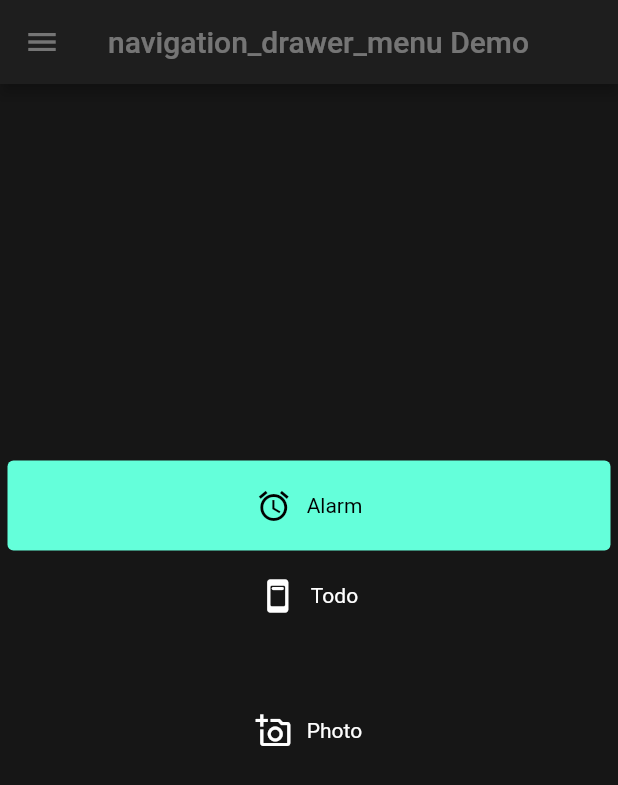
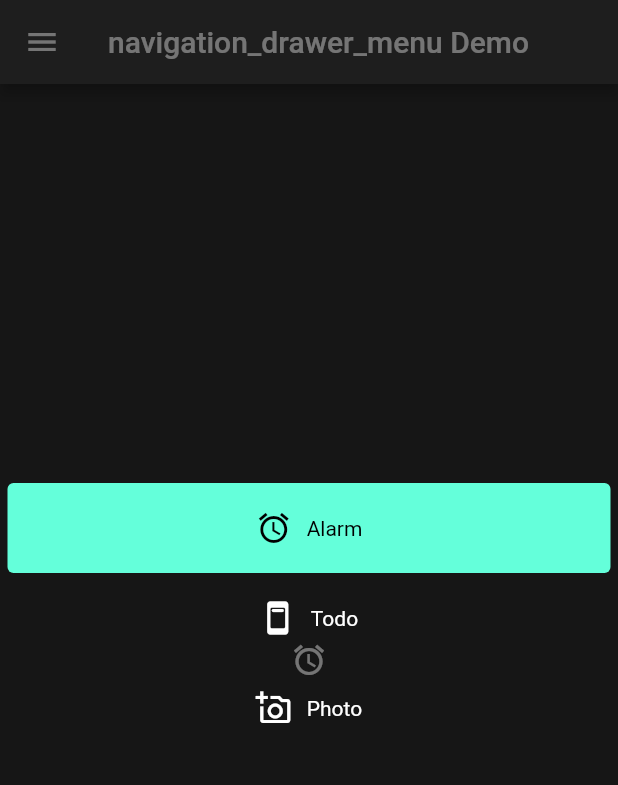
Before and after one commit to MelbourneDeveloper/navigation_drawer_menu, a Flutter app: the screen it shows after launch, with the side drawer open, on a phone screen of 412 x 824 dp. Shown: the top 785 px of the screen. Run offline on Flutter 3.47's test engine with Material 2 defaults, Android fonts, the phone set to English and light mode, and no system bars.

Commit message:
Get it compiling again

```diff
--- a/example/lib/main.dart
+++ b/example/lib/main.dart
@@ -1,5 +1,8 @@
 import 'package:flutter/material.dart';
+import 'package:navigation_drawer_menu/navigation_drawer.dart';
 import 'package:navigation_drawer_menu/navigation_drawer_menu.dart';
+import 'package:navigation_drawer_menu/navigation_drawer_menu_frame.dart';
+import 'package:navigation_drawer_menu/navigation_drawer_state.dart';
 
 enum MenuMode { Drawer, Thin, Thick }
 
@@ -7,17 +10,14 @@ const alarmValueKey = ValueKey('Alarm');
 const todoValueKey = ValueKey('Todo');
 const photoValueKey = ValueKey('Photo');
 
-final menuItems = [
-  MenuItemContent(
+final Map<Key, MenuItemContent> menuItems = {
+  alarmValueKey: MenuItemContent(
       MenuItemDefinition("Alarm", alarmValueKey, iconData: Icons.access_alarm)),
-  MenuItemContent(MenuItemDefinition("Todo", todoValueKey,
+  todoValueKey: MenuItemContent(MenuItemDefinition("Todo", todoValueKey,
       iconData: Icons.ad_units_rounded)),
-  MenuItemContent.widget(const SizedBox(
-    height: 30,
-  )),
-  MenuItemContent(MenuItemDefinition("Photo", photoValueKey,
+  photoValueKey: MenuItemContent(MenuItemDefinition("Photo", photoValueKey,
       iconData: Icons.add_a_photo_outlined))
-];
+};
 
 const minimumWidthForMenu = 500;
 const minimumWidthForThickMenu = 700;
@@ -35,35 +35,10 @@ class MyApp extends StatefulWidget {
   State<MyApp> createState() => _MyAppState();
 }
 
-extension on BuildContext {
-  MenuMode getMenuMode(bool isThin) {
-    final width = MediaQuery.of(this).size.width;
-    if (width > minimumWidthForThickMenu) {
-      return !isThin ? MenuMode.Thick : MenuMode.Thin;
-    }
-    if (width <= minimumWidthForMenu) {
-      return MenuMode.Drawer;
-    }
-    return MenuMode.Thin;
-  }
-}
-
 class _MyAppState extends State<MyApp> {
   final GlobalKey<ScaffoldState> _scaffoldKey = GlobalKey<ScaffoldState>();
-  final ValueKey<String> selectedMenuKey = alarmValueKey;
-  bool isThin = false;
-
-  void toggleDrawer(MenuMode menuMode) {
-    if (menuMode != MenuMode.Drawer) {
-      setState(() {});
-    } else {
-      if (_scaffoldKey.currentState!.isDrawerOpen) {
-        _scaffoldKey.currentState!.openEndDrawer();
-      } else {
-        _scaffoldKey.currentState!.openDrawer();
-      }
-    }
-  }
+  ValueKey<String> selectedMenuKey = alarmValueKey;
+  final NavigationDrawerState state = NavigationDrawerState();
 
   @override
   Widget build(BuildContext cont) {
@@ -76,7 +51,7 @@ class _MyAppState extends State<MyApp> {
             primaryColor: Colors.white,
             backgroundColor: Colors.black),
         home: Builder(builder: (context) {
-          if (context.getMenuMode(isThin) != MenuMode.Drawer) {
+          if (state.menuMode(cont) != MenuMode.Drawer) {
             _scaffoldKey.currentState?.openEndDrawer();
           }
 
@@ -87,46 +62,35 @@ class _MyAppState extends State<MyApp> {
                 leading: Builder(
                     builder: (context) => IconButton(
                           icon: const Icon(Icons.menu),
-                          onPressed: () {
-                            isThin = !isThin;
-                            toggleDrawer(context.getMenuMode(isThin));
-                          },
+                          onPressed: () => state.toggle(context),
                           tooltip: 'Toggle the menu',
                         )),
               ),
-              drawer: Column(
-                  mainAxisAlignment: MainAxisAlignment.center,
-                  children: [
-                    if (context.getMenuMode(isThin) == MenuMode.Drawer)
-                      getMenu(context)
-                  ]),
-              body: Container(
-                  color: menuColor,
-                  child: Column(
-                      mainAxisAlignment: MainAxisAlignment.center,
-                      children: [
-                        if (context.getMenuMode(isThin) != MenuMode.Drawer)
-                          SizedBox(
-                              width:
-                                  context.getMenuMode(isThin) == MenuMode.Thin
-                                      ? 60
-                                      : 200,
-                              child: Container(
-                                  color: menuColor, child: getMenu(context)))
-                      ])));
+              drawer: NavigationDrawer(
+                menuBuilder: Builder(builder: getMenu),
+                menuMode: state.menuMode(cont),
+              ),
+              body: NavigationDrawerMenuFrame(
+                body: Builder(
+                    builder: (c) =>
+                        Icon(menuItems[selectedMenuKey]!.menuItem!.iconData)),
+                menuBackgroundColor: menuColor,
+                menuBuilder: Builder(builder: getMenu),
+                menuMode: state.menuMode(context),
+              ));
         }));
   }
 
   NavigationDrawerMenu getMenu(BuildContext context) => NavigationDrawerMenu(
       highlightColor: Theme.of(context).indicatorColor,
-      onSelectionChanged: (c, key) => toggleDrawer(context.getMenuMode(isThin)),
-      menuItems: menuItems,
+      onSelectionChanged: (c, key) => selectedMenuKey = key,
+      menuItems: menuItems.values.toList(),
       selectedMenuKey: selectedMenuKey,
       itemHeight: 60,
       itemPadding: const EdgeInsets.only(left: 5, right: 5),
       buildMenuButtonContent: (mbd, isSelected, bc) => Row(
           mainAxisAlignment: MainAxisAlignment.center,
-          children: context.getMenuMode(isThin) != MenuMode.Thin
+          children: state.menuMode(context) != MenuMode.Thin
               ? [
                   getIcon(mbd, isSelected, bc),
                   const SizedBox(
```
Also changed, not shown: 2 other files.
